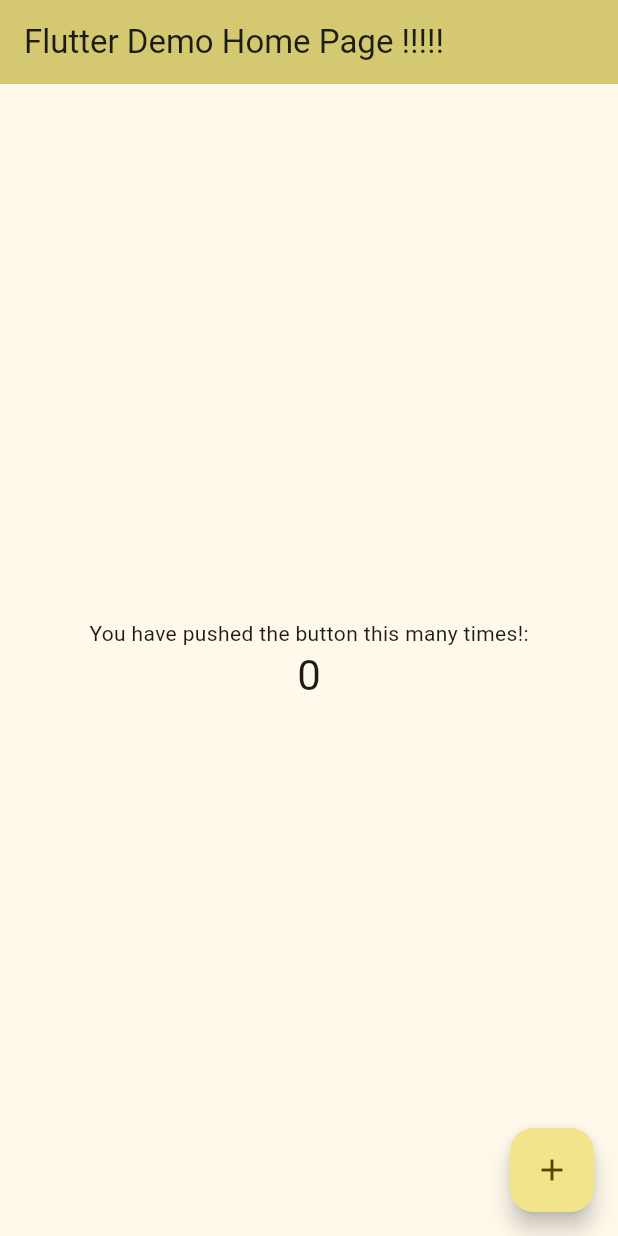
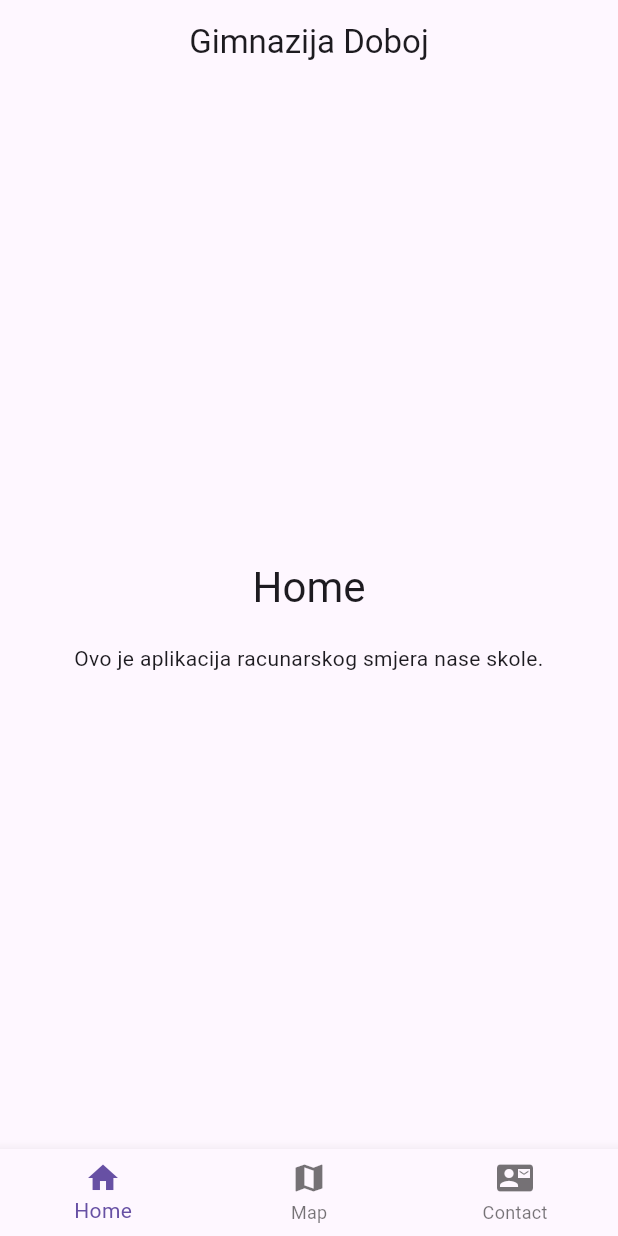
Before and after one commit to Lazzzer00/Recyclocator, a Flutter app: the screen it shows after launch, on a phone screen of 412 x 824 dp. Run offline on Flutter 3.47's test engine with Material 3 defaults, Android fonts, the phone set to English and light mode, and no system bars.

Commit message:
Update main.dart

```diff
--- a/recyclocator2/lib/main.dart
+++ b/recyclocator2/lib/main.dart
@@ -5,118 +5,141 @@ void main() {
 }
 
 class MyApp extends StatelessWidget {
-  const MyApp({super.key});
-
-  // This widget is the root of your application.
   @override
   Widget build(BuildContext context) {
     return MaterialApp(
-      title: 'Flutter Demo',
+      title: 'Multi-Page Flutter App',
       theme: ThemeData(
-        // This is the theme of your application.
-        //
-        // TRY THIS: Try running your application with "flutter run". You'll see
-        // the application has a purple toolbar. Then, without quitting the app,
-        // try changing the seedColor in the colorScheme below to Colors.green
-        // and then invoke "hot reload" (save your changes or press the "hot
-        // reload" button in a Flutter-supported IDE, or press "r" if you used
-        // the command line to start the app).
-        //
-        // Notice that the counter didn't reset back to zero; the application
-        // state is not lost during the reload. To reset the state, use hot
-        // restart instead.
-        //
-        // This works for code too, not just values: Most code changes can be
-        // tested with just a hot reload.
-        colorScheme: ColorScheme.fromSeed(seedColor: Colors.yellow),
+        primarySwatch: Colors.blue,
+        visualDensity: VisualDensity.adaptivePlatformDensity,
       ),
-      home: MyHomePage(title: 'Flutter Demo Home Page !!!!!'),
+      home: MainScreen(),
     );
   }
 }
 
-class MyHomePage extends StatefulWidget {
-  const MyHomePage({super.key, required this.title});
-
-  // This widget is the home page of your application. It is stateful, meaning
-  // that it has a State object (defined below) that contains fields that affect
-  // how it looks.
-
-  // This class is the configuration for the state. It holds the values (in this
-  // case the title) provided by the parent (in this case the App widget) and
-  // used by the build method of the State. Fields in a Widget subclass are
-  // always marked "final".
-
-  final String title;
-
+class MainScreen extends StatefulWidget {
   @override
-  State<MyHomePage> createState() => _MyHomePageState();
+  _MainScreenState createState() => _MainScreenState();
 }
 
-class _MyHomePageState extends State<MyHomePage> {
-  int _counter = 0;
+class _MainScreenState extends State<MainScreen> {
+  int _currentIndex = 0;
 
-  void _incrementCounter() {
-    setState(() {
-      // This call to setState tells the Flutter framework that something has
-      // changed in this State, which causes it to rerun the build method below
-      // so that the display can reflect the updated values. If we changed
-      // _counter without calling setState(), then the build method would not be
-      // called again, and so nothing would appear to happen.
-      _counter++;
-    });
-  }
+  final List<Widget> _pages = [
+    HomePage(),
+    AboutPage(),
+    ContactPage(),
+  ];
 
   @override
   Widget build(BuildContext context) {
-    // This method is rerun every time setState is called, for instance as done
-    // by the _incrementCounter method above.
-    //
-    // The Flutter framework has been optimized to make rerunning build methods
-    // fast, so that you can just rebuild anything that needs updating rather
-    // than having to individually change instances of widgets.
     return Scaffold(
       appBar: AppBar(
-        // TRY THIS: Try changing the color here to a specific color (to
-        // Colors.amber, perhaps?) and trigger a hot reload to see the AppBar
-        // change color while the other colors stay the same.
-        backgroundColor: Theme.of(context).colorScheme.inversePrimary,
-        // Here we take the value from the MyHomePage object that was created by
-        // the App.build method, and use it to set our appbar title.
-        title: Text(widget.title),
+        title: Text('Gimnazija Doboj'),
+        centerTitle: true,
       ),
-      body: Center(
-        // Center is a layout widget. It takes a single child and positions it
-        // in the middle of the parent.
+      body: _pages[_currentIndex],
+      bottomNavigationBar: BottomNavigationBar(
+        currentIndex: _currentIndex,
+        onTap: (index) {
+          setState(() {
+            _currentIndex = index;
+          });
+        },
+        items: [
+          BottomNavigationBarItem(
+            icon: Icon(Icons.home),
+            label: 'Home',
+          ),
+          BottomNavigationBarItem(
+            icon: Icon(Icons.map),
+            label: 'Map',
+          ),
+          BottomNavigationBarItem(
+            icon: Icon(Icons.contact_mail),
+            label: 'Contact',
+          ),
+        ],
+      ),
+    );
+  }
+}
+
+class HomePage extends StatelessWidget {
+  @override
+  Widget build(BuildContext context) {
+    return Center(
+      child: Padding(
+        padding: const EdgeInsets.all(16.0),
         child: Column(
-          // Column is also a layout widget. It takes a list of children and
-          // arranges them vertically. By default, it sizes itself to fit its
-          // children horizontally, and tries to be as tall as its parent.
-          //
-          // Column has various properties to control how it sizes itself and
-          // how it positions its children. Here we use mainAxisAlignment to
-          // center the children vertically; the main axis here is the vertical
-          // axis because Columns are vertical (the cross axis would be
-          // horizontal).
-          //
-          // TRY THIS: Invoke "debug painting" (choose the "Toggle Debug Paint"
-          // action in the IDE, or press "p" in the console), to see the
-          // wireframe for each widget.
-          mainAxisAlignment: .center,
+          mainAxisAlignment: MainAxisAlignment.center,
           children: [
-            Text('You have pushed the button this many times!:'),
             Text(
-              '$_counter',
+              'Home',
               style: Theme.of(context).textTheme.headlineMedium,
+            ),
+            SizedBox(height: 20),
+            Text(
+              'Ovo je aplikacija racunarskog smjera nase skole.',
+              textAlign: TextAlign.center,
+              style: Theme.of(context).textTheme.bodyMedium,
             ),
           ],
         ),
       ),
-      floatingActionButton: FloatingActionButton(
-        onPressed: _incrementCounter,
-        tooltip: 'Increment',
-        child: Icon(Icons.add),
+    );
+  }
+}
+
+class AboutPage extends StatelessWidget {
+  @override
+  Widget build(BuildContext context) {
+    return Center(
+      child: Padding(
+        padding: const EdgeInsets.all(16.0),
+        child: Column(
+          mainAxisAlignment: MainAxisAlignment.center,
+          children: [
+            Text(
+              'About',
+              style: Theme.of(context).textTheme.headlineMedium,
+            ),
+            SizedBox(height: 20),
+            Text(
+              'Uglavnom se bavimo programiranjem i bazama podataka. Malo racunarskim mrezama. Obozavamo Word i PowerPoint.',
+              textAlign: TextAlign.center,
+              style: Theme.of(context).textTheme.bodyMedium,
+            ),
+          ],
+        ),
       ),
     );
   }
 }
+
+class ContactPage extends StatelessWidget {
+  @override
+  Widget build(BuildContext context) {
+    return Center(
+      child: Padding(
+        padding: const EdgeInsets.all(16.0),
+        child: Column(
+          mainAxisAlignment: MainAxisAlignment.center,
+          children: [
+            Text(
+              'Contact',
+              style: Theme.of(context).textTheme.headlineMedium,
+            ),
+            SizedBox(height: 20),
+            Text(
+              'Kontaktirajte nas preko Boskovog Linkedina.',
+              textAlign: TextAlign.center,
+              style: Theme.of(context).textTheme.bodyMedium,
+            ),
+          ],
+        ),
+      ),
+    );
+  }
+}
```
